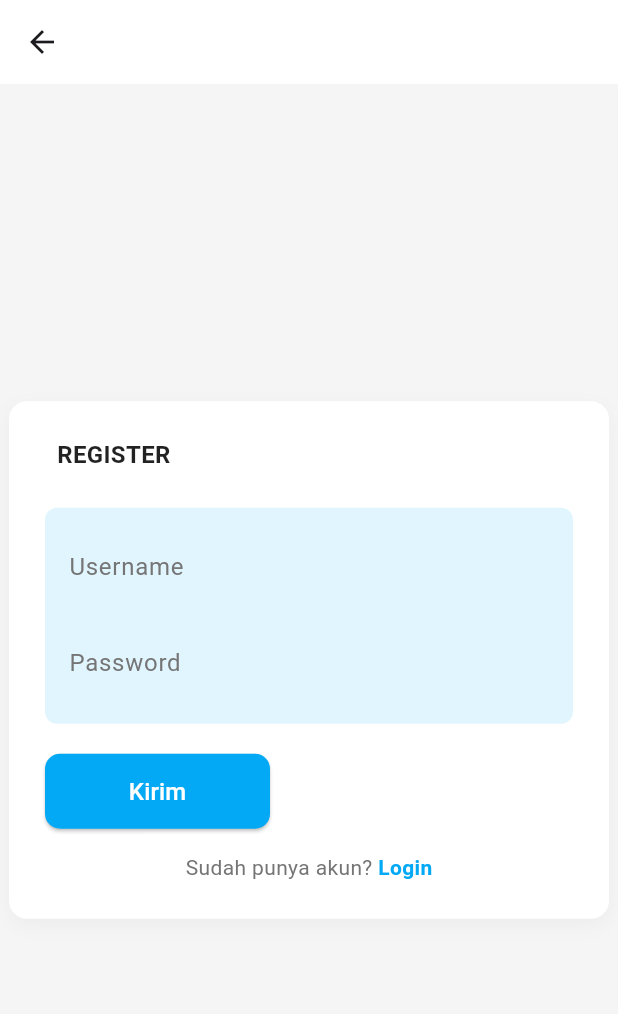
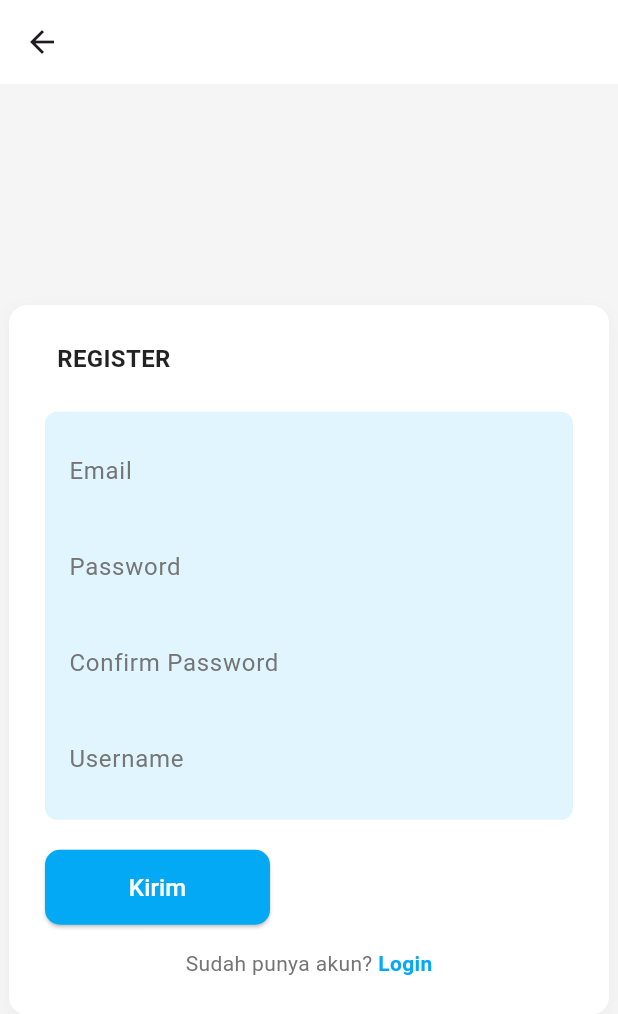
Before and after one commit to Rizaizzani/aplikasi_jadwal_matakuliah, a Flutter app: the RegisterScreen screen opened directly, on a phone screen of 412 x 824 dp. Shown: the top 1014 px of the screen. Run offline on Flutter 3.47's test engine with Material 3 defaults, Android fonts, the phone set to English and light mode, and no system bars; our stand-ins replace firebase_auth, firebase_core; accounts and stored records are empty; generated files the repository leaves out were written again.

Commit message:
register_screen.dart

```diff
--- a/lib/screens/register_screen.dart
+++ b/lib/screens/register_screen.dart
@@ -1,8 +1,64 @@
+import 'package:firebase_auth/firebase_auth.dart';
 import 'package:flutter/material.dart';
 import 'package:untitled22/screens/login_screen.dart';
 
-class RegisterScreen extends StatelessWidget {
+class RegisterScreen extends StatefulWidget {
   const RegisterScreen({super.key});
+
+  @override
+  _RegisterScreenState createState() => _RegisterScreenState();
+}
+
+class _RegisterScreenState extends State<RegisterScreen> {
+  final _emailController = TextEditingController();
+  final _usernameController = TextEditingController();
+  final _passwordController = TextEditingController();
+  final _confirmPasswordController = TextEditingController();
+
+  // Fungsi untuk melakukan registrasi
+  Future<void> _register() async {
+    try {
+      // Validasi password
+      if (_passwordController.text != _confirmPasswordController.text) {
+        ScaffoldMessenger.of(context).showSnackBar(
+          const SnackBar(content: Text('Password dan konfirmasi password tidak cocok')),
+        );
+        return;
+      }
+
+      // Mendaftar pengguna menggunakan Firebase Authentication
+      UserCredential userCredential = await FirebaseAuth.instance.createUserWithEmailAndPassword(
+        email: _emailController.text,
+        password: _passwordController.text,
+      );
+
+      // Jika berhasil, pindahkan ke halaman login
+      ScaffoldMessenger.of(context).showSnackBar(
+        const SnackBar(content: Text('Registrasi berhasil')),
+      );
+
+      // Arahkan ke halaman login setelah registrasi berhasil
+      Future.delayed(const Duration(seconds: 2), () {
+        Navigator.pushReplacement(
+          context,
+          MaterialPageRoute(builder: (context) => const LoginScreen()),
+        );
+      });
+    } on FirebaseAuthException catch (e) {
+      String message = "Terjadi kesalahan";
+
+      // Menangani error Firebase Auth
+      if (e.code == 'weak-password') {
+        message = 'Password terlalu lemah';
+      } else if (e.code == 'email-already-in-use') {
+        message = 'Email sudah digunakan';
+      }
+
+      ScaffoldMessenger.of(context).showSnackBar(
+        SnackBar(content: Text(message)),
+      );
+    }
+  }
 
   @override
   Widget build(BuildContext context) {
@@ -12,7 +68,6 @@ class RegisterScreen extends StatelessWidget {
         leading: IconButton(
           icon: const Icon(Icons.arrow_back),
           onPressed: () {
-
             Navigator.pop(context); // Kembali ke halaman sebelumnya
           },
         ),
@@ -57,18 +112,44 @@ class RegisterScreen extends StatelessWidget {
                 ),
                 child: Column(
                   children: [
+                    // Email Field (diubah menjadi input pertama)
                     TextField(
+                      controller: _emailController,
                       decoration: InputDecoration(
-                        hintText: 'Username',
+                        hintText: 'Email',
+                        border: InputBorder.none,
+                        hintStyle: TextStyle(color: Colors.grey[600]),
+                      ),
+                      keyboardType: TextInputType.emailAddress,
+                    ),
+                    const Divider(height: 16, color: Colors.transparent),
+                    // Password Field (diubah menjadi input kedua)
+                    TextField(
+                      controller: _passwordController,
+                      obscureText: true,
+                      decoration: InputDecoration(
+                        hintText: 'Password',
                         border: InputBorder.none,
                         hintStyle: TextStyle(color: Colors.grey[600]),
                       ),
                     ),
                     const Divider(height: 16, color: Colors.transparent),
+                    // Konfirmasi Password Field (diubah menjadi input ketiga)
                     TextField(
+                      controller: _confirmPasswordController,
                       obscureText: true,
                       decoration: InputDecoration(
-                        hintText: 'Password',
+                        hintText: 'Confirm Password',
+                        border: InputBorder.none,
+                        hintStyle: TextStyle(color: Colors.grey[600]),
+                      ),
+                    ),
+                    const Divider(height: 16, color: Colors.transparent),
+                    // Username Field (diubah menjadi input keempat)
+                    TextField(
+                      controller: _usernameController,
+                      decoration: InputDecoration(
+                        hintText: 'Username',
                         border: InputBorder.none,
                         hintStyle: TextStyle(color: Colors.grey[600]),
                       ),
@@ -78,18 +159,7 @@ class RegisterScreen extends StatelessWidget {
               ),
               const SizedBox(height: 20), // Jarak antara teks dan tombol
               ElevatedButton(
-                onPressed: () {
-                  // Menampilkan pesan dan mengarahkan ke halaman login
-                  ScaffoldMessenger.of(context).showSnackBar(
-                    const SnackBar(content: Text('Data telah dikirim')),
-                  );
-                  Future.delayed(const Duration(seconds: 2), () {
-                    Navigator.pushReplacement(
-                      MaterialPageRoute(builder: (context) => const LoginScreen()) as BuildContext,
-                      context as Route<Object?>,
-                    );
-                  });
-                },
+                onPressed: _register, // Panggil fungsi _register saat tombol ditekan
                 style: ElevatedButton.styleFrom(
                   backgroundColor: Colors.lightBlue, // Warna latar tombol
                   shape: RoundedRectangleBorder(
```
